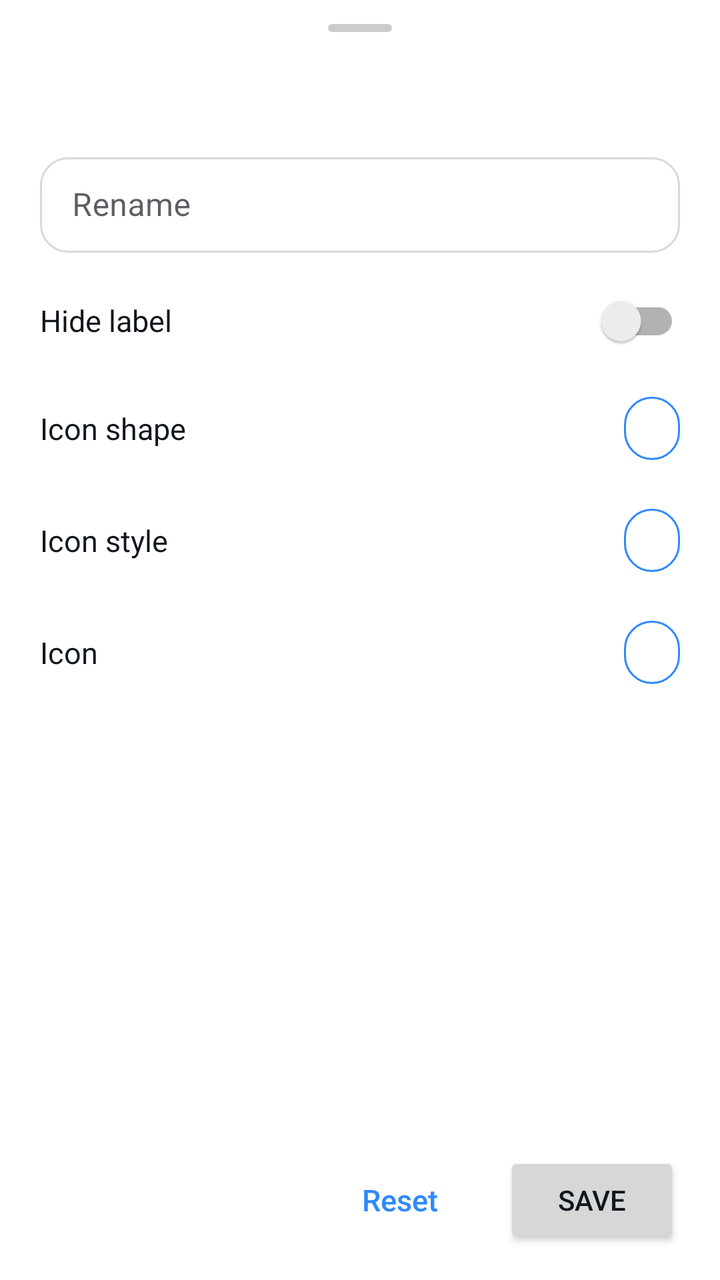
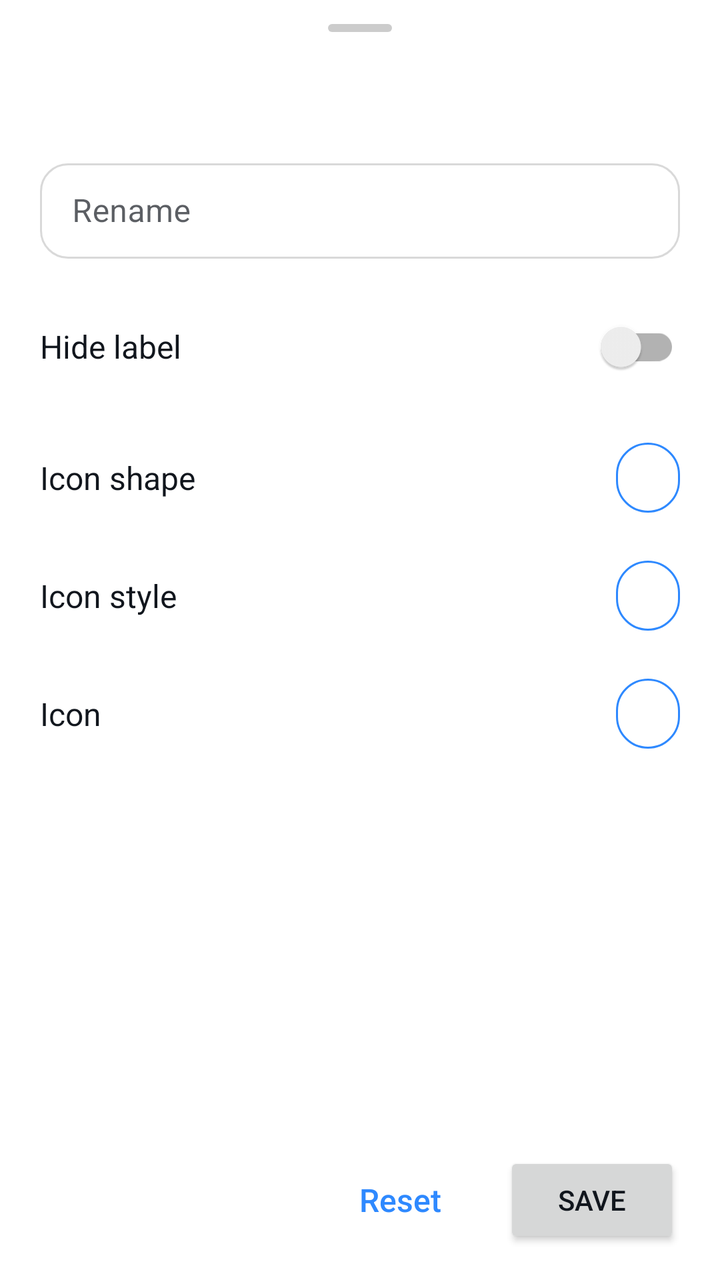

Screens rendered from an Android XML layout before and after an edit, with the pre-edit source and the edit as a unified diff.
<!-- AndroidManifest.xml: application theme Theme.Supernova -->
<!-- res/layout/sheet_app_edit.xml -->
<?xml version="1.0" encoding="utf-8"?>
<LinearLayout xmlns:android="http://schemas.android.com/apk/res/android"
    android:layout_width="match_parent"
    android:layout_height="wrap_content"
    android:orientation="vertical"
    android:paddingBottom="16dp">

    <include layout="@layout/sheet_handle" />

    <TextView
        android:id="@+id/editTitle"
        style="@style/SheetTitle" />

    
    <TextView
        android:id="@+id/editComponent"
        android:layout_width="match_parent"
        android:layout_height="wrap_content"
        android:paddingHorizontal="20dp"
        android:paddingBottom="6dp"
        android:fontFamily="monospace"
        android:textColor="@color/textSecondary"
        android:textIsSelectable="true"
        android:textSize="12sp"
        android:visibility="gone" />

    <androidx.core.widget.NestedScrollView
        android:layout_width="match_parent"
        android:layout_height="0dp"
        android:layout_weight="1">

        <LinearLayout
            android:layout_width="match_parent"
            android:layout_height="wrap_content"
            android:orientation="vertical">

            <com.google.android.material.textfield.TextInputLayout
                android:layout_width="match_parent"
                android:layout_height="wrap_content"
                android:layout_marginHorizontal="20dp"
                android:layout_marginTop="12dp"
                android:hint="@string/rename">

                <com.google.android.material.textfield.TextInputEditText
                    android:id="@+id/editLabel"
                    android:layout_width="match_parent"
                    android:layout_height="wrap_content"
                    android:inputType="text"
                    android:maxLength="@integer/label_max_length"
                    android:maxLines="1" />
            </com.google.android.material.textfield.TextInputLayout>

            <LinearLayout
                android:id="@+id/hideLabelRow"
                android:layout_width="match_parent"
                android:layout_height="wrap_content"
                android:layout_marginTop="8dp"
                android:gravity="center_vertical"
                android:minHeight="52dp"
                android:orientation="horizontal"
                android:paddingHorizontal="20dp">

                <TextView
                    style="@style/SheetRowTitle"
                    android:text="@string/hide_label" />

                <androidx.appcompat.widget.SwitchCompat
                    android:id="@+id/hideLabelSwitch"
                    android:layout_width="wrap_content"
                    android:layout_height="wrap_content" />
            </LinearLayout>

            <LinearLayout
                android:id="@+id/shapeRow"
                style="@style/SheetRow">

                <TextView
                    style="@style/SheetRowTitle"
                    android:text="@string/icon_shape" />

                <TextView
                    android:id="@+id/shapeValue"
                    style="@style/SheetRowValue" />
            </LinearLayout>

            <LinearLayout
                android:id="@+id/variantRow"
                style="@style/SheetRow">

                <TextView
                    style="@style/SheetRowTitle"
                    android:text="@string/icon_variant" />

                <TextView
                    android:id="@+id/variantValue"
                    style="@style/SheetRowValue" />
            </LinearLayout>

            <LinearLayout
                android:id="@+id/iconRow"
                style="@style/SheetRow">

                <TextView
                    style="@style/SheetRowTitle"
                    android:text="@string/icon_row" />

                <TextView
                    android:id="@+id/iconValue"
                    style="@style/SheetRowValue" />
            </LinearLayout>

            
            <LinearLayout
                android:id="@+id/reshapeRow"
                android:layout_width="match_parent"
                android:layout_height="wrap_content"
                android:background="?attr/selectableItemBackground"
                android:gravity="center_vertical"
                android:minHeight="56dp"
                android:orientation="horizontal"
                android:paddingHorizontal="20dp"
                android:paddingVertical="10dp"
                android:visibility="gone">

                <LinearLayout
                    android:layout_width="0dp"
                    android:layout_height="wrap_content"
                    android:layout_weight="1"
                    android:orientation="vertical">

                    <TextView
                        android:layout_width="match_parent"
                        android:layout_height="wrap_content"
                        android:text="@string/reshape"
                        android:textColor="@color/textPrimary"
                        android:textSize="15sp" />

                    <TextView
                        android:layout_width="match_parent"
                        android:layout_height="wrap_content"
                        android:layout_marginTop="2dp"
                        android:text="@string/reshape_summary"
                        android:textColor="@color/textSecondary"
                        android:textSize="13sp" />
                </LinearLayout>

                <androidx.appcompat.widget.SwitchCompat
                    android:id="@+id/reshapeSwitch"
                    android:layout_width="wrap_content"
                    android:layout_height="wrap_content"
                    android:layout_marginStart="12dp" />
            </LinearLayout>

            
            <LinearLayout
                android:id="@+id/swipeToOpenRow"
                android:layout_width="match_parent"
                android:layout_height="wrap_content"
                android:background="?attr/selectableItemBackground"
                android:gravity="center_vertical"
                android:minHeight="56dp"
                android:orientation="horizontal"
                android:paddingHorizontal="20dp"
                android:paddingVertical="10dp"
                android:visibility="gone">

                <LinearLayout
                    android:layout_width="0dp"
                    android:layout_height="wrap_content"
                    android:layout_weight="1"
                    android:orientation="vertical">

                    <TextView
                        android:layout_width="match_parent"
                        android:layout_height="wrap_content"
                        android:text="@string/swipe_to_open_folder"
                        android:textColor="@color/textPrimary"
                        android:textSize="15sp" />

                    <TextView
                        android:layout_width="match_parent"
                        android:layout_height="wrap_content"
                        android:layout_marginTop="2dp"
                        android:text="@string/swipe_to_open_folder_summary"
                        android:textColor="@color/textSecondary"
                        android:textSize="13sp" />
                </LinearLayout>

                <androidx.appcompat.widget.SwitchCompat
                    android:id="@+id/swipeToOpenSwitch"
                    android:layout_width="wrap_content"
                    android:layout_height="wrap_content"
                    android:layout_marginStart="12dp" />
            </LinearLayout>

            
            <LinearLayout
                android:id="@+id/swipeUpRow"
                style="@style/SheetRow"
                android:visibility="gone">

                <TextView
                    style="@style/SheetRowTitle"
                    android:text="@string/swipe_up_title" />

                <TextView
                    android:id="@+id/swipeUpValue"
                    style="@style/SheetRowValue" />
            </LinearLayout>

            <LinearLayout
                android:id="@+id/swipeDownRow"
                style="@style/SheetRow"
                android:visibility="gone">

                <TextView
                    style="@style/SheetRowTitle"
                    android:text="@string/swipe_down_title" />

                <TextView
                    android:id="@+id/swipeDownValue"
                    style="@style/SheetRowValue" />
            </LinearLayout>
        </LinearLayout>
    </androidx.core.widget.NestedScrollView>

    <LinearLayout
        android:layout_width="match_parent"
        android:layout_height="wrap_content"
        android:layout_marginTop="8dp"
        android:gravity="end|center_vertical"
        android:orientation="horizontal"
        android:paddingHorizontal="20dp">

        <Button
            android:id="@+id/resetButton"
            style="@style/Widget.Supernova.Button.Text"
            android:layout_width="wrap_content"
            android:layout_height="wrap_content"
            android:text="@string/reset" />

        <Button
            android:id="@+id/saveButton"
            android:layout_width="wrap_content"
            android:layout_height="wrap_content"
            android:layout_marginStart="8dp"
            android:text="@string/save" />
    </LinearLayout>
</LinearLayout>
<!-- res/layout/sheet_handle.xml (included above) -->
<?xml version="1.0" encoding="utf-8"?>
<View xmlns:android="http://schemas.android.com/apk/res/android"
    android:layout_width="32dp"
    android:layout_height="4dp"
    android:layout_gravity="center_horizontal"
    android:layout_marginTop="12dp"
    android:layout_marginBottom="8dp"
    android:background="@drawable/bg_sheet_handle"
    android:importantForAccessibility="no" />
<!-- resources referenced by this layout -->
<resources>
  <style name="SheetRow">
          <item name="android:layout_width">match_parent</item>
          <item name="android:layout_height">wrap_content</item>
          <item name="android:background">?attr/selectableItemBackground</item>
          <item name="android:orientation">horizontal</item>
          <item name="android:gravity">center_vertical</item>
          <item name="android:minHeight">56dp</item>
          <item name="android:paddingHorizontal">20dp</item>
          <item name="android:paddingVertical">10dp</item>
      </style>
  <style name="SheetRowTitle">
          <item name="android:layout_width">0dp</item>
          <item name="android:layout_height">wrap_content</item>
          <item name="android:layout_weight">1</item>
          <item name="android:textColor">@color/textPrimary</item>
          <item name="android:textSize">15sp</item>
      </style>
  <style name="SheetRowValue">
          <item name="android:layout_width">wrap_content</item>
          <item name="android:layout_height">wrap_content</item>
          <item name="android:layout_marginStart">12dp</item>
          <item name="android:background">@drawable/bg_value_pill</item>
          <item name="android:maxLines">1</item>
          <item name="android:ellipsize">end</item>
          <item name="android:maxWidth">180dp</item>
          <item name="android:paddingHorizontal">14dp</item>
          <item name="android:paddingVertical">7dp</item>
          <item name="android:textColor">@color/textPrimary</item>
          <item name="android:textSize">13sp</item>
      </style>
  <style name="SheetTitle">
          <item name="android:layout_width">match_parent</item>
          <item name="android:layout_height">wrap_content</item>
          <item name="android:paddingHorizontal">20dp</item>
          <item name="android:paddingTop">4dp</item>
          <item name="android:paddingBottom">4dp</item>
          <item name="android:textColor">@color/textPrimary</item>
          <item name="android:textSize">22sp</item>
          <item name="android:fontFamily">sans-serif-medium</item>
      </style>
  <style name="Widget.Supernova.Button.Text" parent="Widget.MaterialComponents.Button.TextButton">
          <item name="android:textAllCaps">false</item>
          <item name="android:textSize">15sp</item>
          <item name="android:fontFamily">sans-serif-medium</item>
          <item name="android:letterSpacing">0</item>
          <item name="android:minHeight">44dp</item>
          <item name="android:paddingStart">16dp</item>
          <item name="android:paddingEnd">16dp</item>
          <item name="cornerRadius">22dp</item>
      </style>
  <style name="Widget.Supernova.Button" parent="Widget.MaterialComponents.Button">
          <item name="android:textAllCaps">false</item>
          <item name="android:textSize">15sp</item>
          <item name="android:fontFamily">sans-serif-medium</item>
          <item name="android:letterSpacing">0</item>
          <item name="android:minHeight">44dp</item>
          <item name="android:paddingStart">22dp</item>
          <item name="android:paddingEnd">22dp</item>
          <item name="cornerRadius">22dp</item>
          <item name="elevation">0dp</item>
          <item name="android:stateListAnimator">@null</item>
      </style>
  <style name="TextAppearance.Supernova.DialogTitle" parent="MaterialAlertDialog.MaterialComponents.Title.Text">
          <item name="android:textColor">@color/textPrimary</item>
          <item name="android:textSize">22sp</item>
          <item name="android:fontFamily">sans-serif-medium</item>
      </style>
  <style name="TextAppearance.Supernova.DialogBody" parent="MaterialAlertDialog.MaterialComponents.Body.Text">
          <item name="android:textColor">@color/textSecondary</item>
          <item name="android:textSize">15sp</item>
          <item name="android:lineSpacingMultiplier">1.15</item>
      </style>
  <style name="Widget.Supernova.Button.Dialog" parent="Widget.MaterialComponents.Button.TextButton.Dialog">
          <item name="android:textAllCaps">false</item>
          <item name="android:textColor">?attr/colorAccentOnRaised</item>
          <item name="android:textSize">15sp</item>
          <item name="android:fontFamily">sans-serif-medium</item>
          <item name="android:letterSpacing">0</item>
          <item name="android:minHeight">44dp</item>
          <item name="cornerRadius">22dp</item>
      </style>
  <!-- unchanged entries left out for length: 39 -->
</resources>

<!-- the commit's change to res/layout/sheet_app_edit.xml (unified diff, before → after) -->
@@ -3,7 +3,7 @@
     android:layout_width="match_parent"
     android:layout_height="wrap_content"
     android:orientation="vertical"
-    android:paddingBottom="16dp">
+    android:paddingBottom="@dimen/space_md">
 
     <include layout="@layout/sheet_handle" />
 
@@ -16,12 +16,12 @@
         android:id="@+id/editComponent"
         android:layout_width="match_parent"
         android:layout_height="wrap_content"
-        android:paddingHorizontal="20dp"
-        android:paddingBottom="6dp"
+        android:paddingHorizontal="@dimen/space_ml"
+        android:paddingBottom="@dimen/space_sm"
         android:fontFamily="monospace"
         android:textColor="@color/textSecondary"
         android:textIsSelectable="true"
-        android:textSize="12sp"
+        android:textSize="@dimen/text_caption"
         android:visibility="gone" />
 
     <androidx.core.widget.NestedScrollView
@@ -37,8 +37,8 @@
             <com.google.android.material.textfield.TextInputLayout
                 android:layout_width="match_parent"
                 android:layout_height="wrap_content"
-                android:layout_marginHorizontal="20dp"
-                android:layout_marginTop="12dp"
+                android:layout_marginHorizontal="@dimen/space_ml"
+                android:layout_marginTop="@dimen/space_ms"
                 android:hint="@string/rename">
 
                 <com.google.android.material.textfield.TextInputEditText
@@ -52,13 +52,8 @@
 
             <LinearLayout
                 android:id="@+id/hideLabelRow"
-                android:layout_width="match_parent"
-                android:layout_height="wrap_content"
-                android:layout_marginTop="8dp"
-                android:gravity="center_vertical"
-                android:minHeight="52dp"
-                android:orientation="horizontal"
-                android:paddingHorizontal="20dp">
+                style="@style/SheetRow"
+                android:layout_marginTop="@dimen/space_sm">
 
                 <TextView
                     style="@style/SheetRowTitle"
@@ -67,7 +62,8 @@
                 <androidx.appcompat.widget.SwitchCompat
                     android:id="@+id/hideLabelSwitch"
                     android:layout_width="wrap_content"
-                    android:layout_height="wrap_content" />
+                    android:layout_height="wrap_content"
+                    android:contentDescription="@string/hide_label" />
             </LinearLayout>
 
             <LinearLayout
@@ -118,8 +114,8 @@
                 android:gravity="center_vertical"
                 android:minHeight="56dp"
                 android:orientation="horizontal"
-                android:paddingHorizontal="20dp"
-                android:paddingVertical="10dp"
+                android:paddingHorizontal="@dimen/space_ml"
+                android:paddingVertical="@dimen/space_ms"
                 android:visibility="gone">
 
                 <LinearLayout
@@ -133,22 +129,22 @@
                         android:layout_height="wrap_content"
                         android:text="@string/reshape"
                         android:textColor="@color/textPrimary"
-                        android:textSize="15sp" />
-
-                    <TextView
-                        android:layout_width="match_parent"
-                        android:layout_height="wrap_content"
-                        android:layout_marginTop="2dp"
+                        android:textSize="@dimen/text_body" />
+
+                    <TextView
+                        android:layout_width="match_parent"
+                        android:layout_height="wrap_content"
+                        android:layout_marginTop="@dimen/space_xxs"
                         android:text="@string/reshape_summary"
                         android:textColor="@color/textSecondary"
-                        android:textSize="13sp" />
+                        android:textSize="@dimen/text_secondary" />
                 </LinearLayout>
 
                 <androidx.appcompat.widget.SwitchCompat
                     android:id="@+id/reshapeSwitch"
                     android:layout_width="wrap_content"
                     android:layout_height="wrap_content"
-                    android:layout_marginStart="12dp" />
+                    android:layout_marginStart="@dimen/space_ms" />
             </LinearLayout>
 
             
@@ -160,8 +156,8 @@
                 android:gravity="center_vertical"
                 android:minHeight="56dp"
                 android:orientation="horizontal"
-                android:paddingHorizontal="20dp"
-                android:paddingVertical="10dp"
+                android:paddingHorizontal="@dimen/space_ml"
+                android:paddingVertical="@dimen/space_ms"
                 android:visibility="gone">
 
                 <LinearLayout
@@ -175,22 +171,22 @@
                         android:layout_height="wrap_content"
                         android:text="@string/swipe_to_open_folder"
                         android:textColor="@color/textPrimary"
-                        android:textSize="15sp" />
-
-                    <TextView
-                        android:layout_width="match_parent"
-                        android:layout_height="wrap_content"
-                        android:layout_marginTop="2dp"
+                        android:textSize="@dimen/text_body" />
+
+                    <TextView
+                        android:layout_width="match_parent"
+                        android:layout_height="wrap_content"
+                        android:layout_marginTop="@dimen/space_xxs"
                         android:text="@string/swipe_to_open_folder_summary"
                         android:textColor="@color/textSecondary"
-                        android:textSize="13sp" />
+                        android:textSize="@dimen/text_secondary" />
                 </LinearLayout>
 
                 <androidx.appcompat.widget.SwitchCompat
                     android:id="@+id/swipeToOpenSwitch"
                     android:layout_width="wrap_content"
                     android:layout_height="wrap_content"
-                    android:layout_marginStart="12dp" />
+                    android:layout_marginStart="@dimen/space_ms" />
             </LinearLayout>
 
             
@@ -227,10 +223,10 @@
     <LinearLayout
         android:layout_width="match_parent"
         android:layout_height="wrap_content"
-        android:layout_marginTop="8dp"
+        android:layout_marginTop="@dimen/space_sm"
         android:gravity="end|center_vertical"
         android:orientation="horizontal"
-        android:paddingHorizontal="20dp">
+        android:paddingHorizontal="@dimen/space_ml">
 
         <Button
             android:id="@+id/resetButton"
@@ -243,7 +239,7 @@
             android:id="@+id/saveButton"
             android:layout_width="wrap_content"
             android:layout_height="wrap_content"
-            android:layout_marginStart="8dp"
+            android:layout_marginStart="@dimen/space_sm"
             android:text="@string/save" />
     </LinearLayout>
 </LinearLayout>
@@ -253,7 +249,7 @@
     android:layout_width="32dp"
     android:layout_height="4dp"
     android:layout_gravity="center_horizontal"
-    android:layout_marginTop="12dp"
-    android:layout_marginBottom="8dp"
+    android:layout_marginTop="@dimen/space_ms"
+    android:layout_marginBottom="@dimen/space_sm"
     android:background="@drawable/bg_sheet_handle"
     android:importantForAccessibility="no" />
<!-- resource entries referenced after the edit -->
@@ -1,5 +1,13 @@
 <!-- resources referenced by this layout -->
 <resources>
+  <dimen name="space_md">16dp</dimen>
+  <dimen name="space_ml">20dp</dimen>
+  <dimen name="space_ms">12dp</dimen>
+  <dimen name="space_sm">8dp</dimen>
+  <dimen name="space_xxs">2dp</dimen>
+  <dimen name="text_body">16sp</dimen>
+  <dimen name="text_caption">12sp</dimen>
+  <dimen name="text_secondary">14sp</dimen>
   <style name="SheetRow">
           <item name="android:layout_width">match_parent</item>
           <item name="android:layout_height">wrap_content</item>
@@ -7,52 +15,54 @@
           <item name="android:orientation">horizontal</item>
           <item name="android:gravity">center_vertical</item>
           <item name="android:minHeight">56dp</item>
-          <item name="android:paddingHorizontal">20dp</item>
-          <item name="android:paddingVertical">10dp</item>
+          <item name="android:paddingHorizontal">@dimen/space_ml</item>
+          <item name="android:paddingVertical">@dimen/space_ms</item>
       </style>
   <style name="SheetRowTitle">
           <item name="android:layout_width">0dp</item>
           <item name="android:layout_height">wrap_content</item>
           <item name="android:layout_weight">1</item>
           <item name="android:textColor">@color/textPrimary</item>
-          <item name="android:textSize">15sp</item>
+          <item name="android:textSize">@dimen/text_body</item>
       </style>
   <style name="SheetRowValue">
           <item name="android:layout_width">wrap_content</item>
           <item name="android:layout_height">wrap_content</item>
-          <item name="android:layout_marginStart">12dp</item>
+          <item name="android:layout_marginStart">@dimen/space_ms</item>
           <item name="android:background">@drawable/bg_value_pill</item>
           <item name="android:maxLines">1</item>
           <item name="android:ellipsize">end</item>
           <item name="android:maxWidth">180dp</item>
-          <item name="android:paddingHorizontal">14dp</item>
-          <item name="android:paddingVertical">7dp</item>
+          <item name="android:paddingHorizontal">@dimen/space_md</item>
+          <item name="android:paddingVertical">@dimen/space_sm</item>
           <item name="android:textColor">@color/textPrimary</item>
-          <item name="android:textSize">13sp</item>
+          <item name="android:textSize">@dimen/text_secondary</item>
       </style>
   <style name="SheetTitle">
           <item name="android:layout_width">match_parent</item>
           <item name="android:layout_height">wrap_content</item>
-          <item name="android:paddingHorizontal">20dp</item>
-          <item name="android:paddingTop">4dp</item>
-          <item name="android:paddingBottom">4dp</item>
+          <item name="android:paddingHorizontal">@dimen/space_ml</item>
+          <item name="android:paddingTop">@dimen/space_xs</item>
+          <item name="android:paddingBottom">@dimen/space_xs</item>
           <item name="android:textColor">@color/textPrimary</item>
-          <item name="android:textSize">22sp</item>
+          <item name="android:textSize">@dimen/text_headline</item>
           <item name="android:fontFamily">sans-serif-medium</item>
       </style>
   <style name="Widget.Supernova.Button.Text" parent="Widget.MaterialComponents.Button.TextButton">
           <item name="android:textAllCaps">false</item>
-          <item name="android:textSize">15sp</item>
+          <item name="android:textSize">@dimen/text_body</item>
           <item name="android:fontFamily">sans-serif-medium</item>
           <item name="android:letterSpacing">0</item>
           <item name="android:minHeight">44dp</item>
-          <item name="android:paddingStart">16dp</item>
-          <item name="android:paddingEnd">16dp</item>
+          <item name="android:paddingStart">@dimen/space_md</item>
+          <item name="android:paddingEnd">@dimen/space_md</item>
           <item name="cornerRadius">22dp</item>
       </style>
+  <dimen name="space_xs">4dp</dimen>
+  <dimen name="text_headline">24sp</dimen>
   <style name="Widget.Supernova.Button" parent="Widget.MaterialComponents.Button">
           <item name="android:textAllCaps">false</item>
-          <item name="android:textSize">15sp</item>
+          <item name="android:textSize">@dimen/text_body</item>
           <item name="android:fontFamily">sans-serif-medium</item>
           <item name="android:letterSpacing">0</item>
           <item name="android:minHeight">44dp</item>
@@ -64,18 +74,18 @@
       </style>
   <style name="TextAppearance.Supernova.DialogTitle" parent="MaterialAlertDialog.MaterialComponents.Title.Text">
           <item name="android:textColor">@color/textPrimary</item>
-          <item name="android:textSize">22sp</item>
+          <item name="android:textSize">@dimen/text_headline</item>
           <item name="android:fontFamily">sans-serif-medium</item>
       </style>
   <style name="TextAppearance.Supernova.DialogBody" parent="MaterialAlertDialog.MaterialComponents.Body.Text">
           <item name="android:textColor">@color/textSecondary</item>
-          <item name="android:textSize">15sp</item>
+          <item name="android:textSize">@dimen/text_body</item>
           <item name="android:lineSpacingMultiplier">1.15</item>
       </style>
   <style name="Widget.Supernova.Button.Dialog" parent="Widget.MaterialComponents.Button.TextButton.Dialog">
           <item name="android:textAllCaps">false</item>
           <item name="android:textColor">?attr/colorAccentOnRaised</item>
-          <item name="android:textSize">15sp</item>
+          <item name="android:textSize">@dimen/text_body</item>
           <item name="android:fontFamily">sans-serif-medium</item>
           <item name="android:letterSpacing">0</item>
           <item name="android:minHeight">44dp</item>
